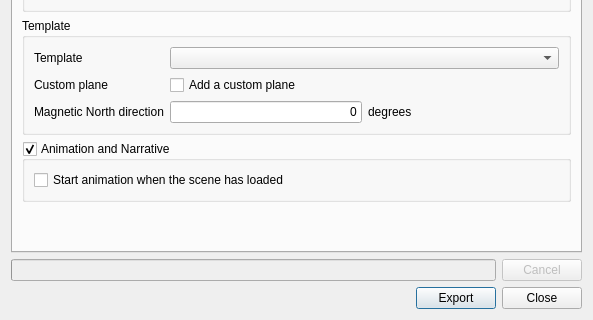
Qt form ui/exporttowebdialog.ui (minorua/Qgis2threejs) before a commit; both pictures show x 0 to 593 and y 205 to 525 of the 593 by 525 pixel window.
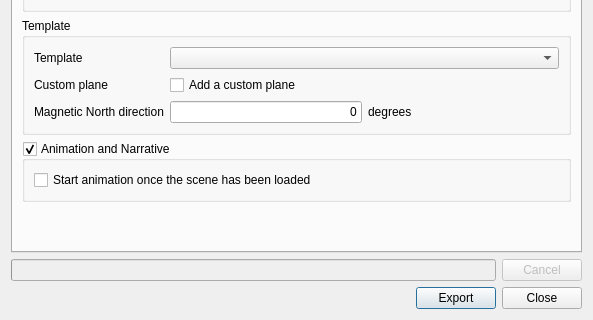
The same form after that commit.

Commit message: export to web: update text of start on load option

What changed in the file:
```diff
--- a/ui/exporttowebdialog.ui
+++ b/ui/exporttowebdialog.ui
@@ -214,7 +214,7 @@
           <item row="0" column="0" colspan="2">
            <widget class="QCheckBox" name="checkBox_StartOnLoad">
             <property name="text">
-             <string>Start animation when the scene has loaded</string>
+             <string>Start animation once the scene has been loaded</string>
             </property>
            </widget>
           </item>
```
The commit also changes 1 other file.
